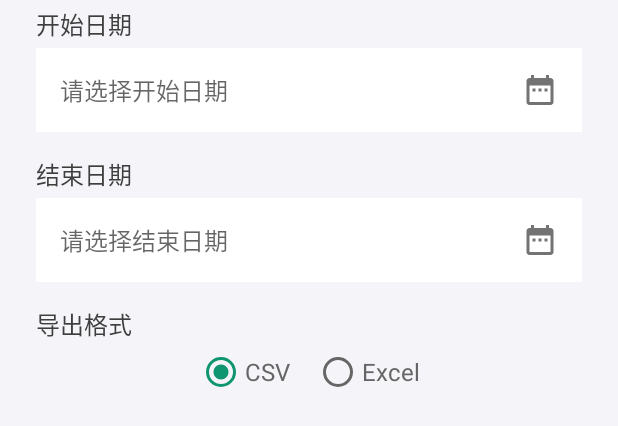
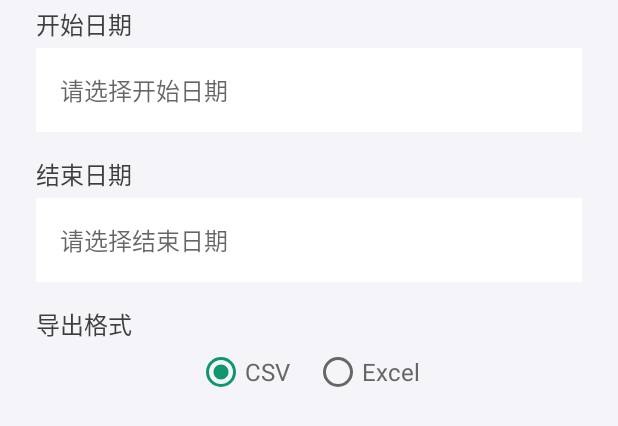
Before and after one commit to OMSociety/Notion_Tally_Book, an Android app: the layout dialog_tally_export_data.xml on its own in the app's theme, with its tools: preview values and no code run, on a phone screen of 412 x 824 dp. Shown: the top 426 px of the screen. Run offline under Robolectric (Android 15) with nearby library versions, the phone set to English and light mode, and no system bars.

Commit message:
1.修改日选择器

```diff
--- a/app/src/main/res/layout/dialog_tally_export_data.xml
+++ b/app/src/main/res/layout/dialog_tally_export_data.xml
@@ -17,18 +17,32 @@
         android:textColor="?android:attr/textColorPrimary"
         android:textSize="@dimen/app_text_size_normal" />
 
+    <RelativeLayout
+        android:layout_width="match_parent"
+        android:layout_height="wrap_content"
+        android:layout_marginTop="@dimen/spacing_micro">
+
         <TextView
             android:id="@+id/tvStartDate"
             android:layout_width="match_parent"
             android:layout_height="wrap_content"
-        android:layout_marginTop="@dimen/spacing_micro"
             android:background="@drawable/bg_touchable_white"
-        android:drawableEnd="@drawable/ic_date_range"
             android:gravity="center_vertical"
             android:hint="请选择开始日期"
             android:padding="@dimen/padding_normal"
             android:textColor="?android:attr/textColorSecondary"
             android:textSize="@dimen/app_text_size_normal" />
+
+        <ImageView
+            android:id="@+id/ivClearStartDate"
+            android:layout_width="wrap_content"
+            android:layout_height="wrap_content"
+            android:layout_alignEnd="@id/tvStartDate"
+            android:layout_centerVertical="true"
+            android:padding="@dimen/padding_normal"
+            android:src="@drawable/abc_ic_clear_material"
+            android:visibility="gone" />
+    </RelativeLayout>
 
     <TextView
         android:id="@+id/tvEndDateLabel"
@@ -39,18 +53,32 @@
         android:textColor="?android:attr/textColorPrimary"
         android:textSize="@dimen/app_text_size_normal" />
 
+    <RelativeLayout
+        android:layout_width="match_parent"
+        android:layout_height="wrap_content"
+        android:layout_marginTop="@dimen/spacing_micro">
+
         <TextView
             android:id="@+id/tvEndDate"
             android:layout_width="match_parent"
             android:layout_height="wrap_content"
-        android:layout_marginTop="@dimen/spacing_micro"
             android:background="@drawable/bg_touchable_white"
-        android:drawableEnd="@drawable/ic_date_range"
             android:gravity="center_vertical"
             android:hint="请选择结束日期"
             android:padding="@dimen/padding_normal"
             android:textColor="?android:attr/textColorSecondary"
             android:textSize="@dimen/app_text_size_normal" />
+
+        <ImageView
+            android:id="@+id/ivClearEndDate"
+            android:layout_width="wrap_content"
+            android:layout_height="wrap_content"
+            android:layout_alignEnd="@id/tvEndDate"
+            android:layout_centerVertical="true"
+            android:padding="@dimen/padding_normal"
+            android:src="@drawable/abc_ic_clear_material"
+            android:visibility="gone" />
+    </RelativeLayout>
 
     <TextView
         android:id="@+id/tvFormatLabel"
```
Also changed, not shown: app/src/main/java/com/coderpage/mine/app/tally/module/backup/BackupFileViewModel.java (+94 -24 lines). Lines whose indentation alone changed are shown as unchanged.
